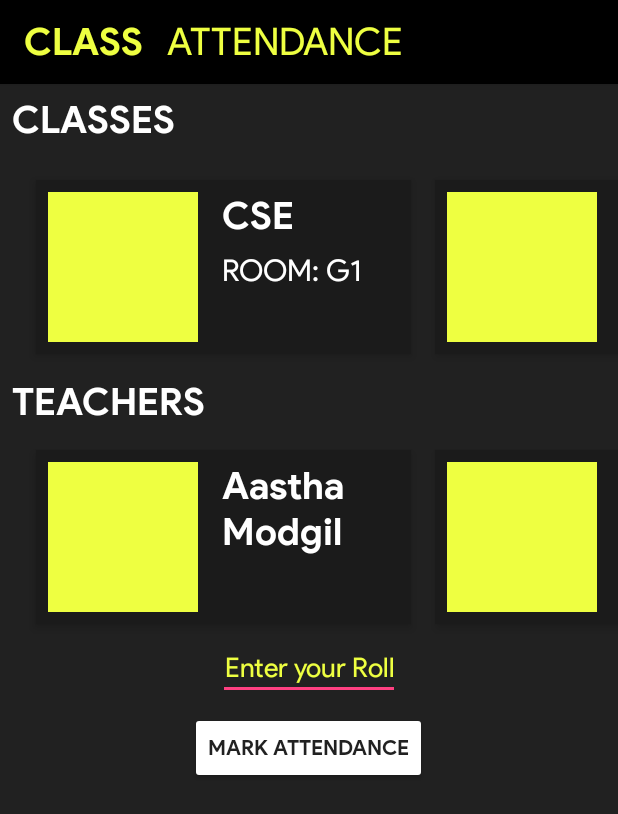
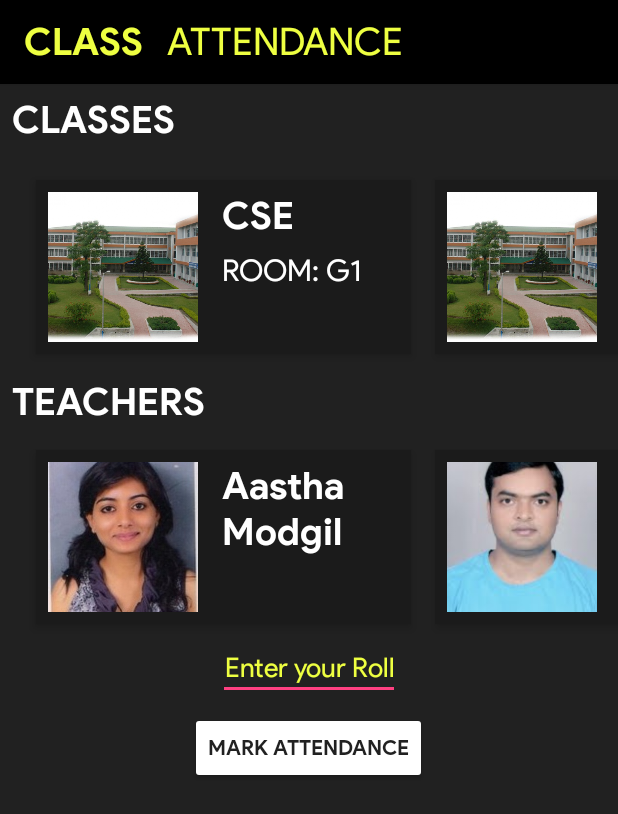
Before and after one commit to ThisIsNSH/Android-NITHub, an Android app: the AttendanceActivity screen opened directly, with no data from a screen before it, on a phone screen of 412 x 824 dp. Shown: the top 814 px of the screen. Run offline under Robolectric (Android 15) with nearby library versions, the phone set to English and light mode, and no system bars; our stand-ins replace Firebase (no records; nobody signed in at launch, a user with empty details on screens opened directly); libraries missing offline, so code that uses them is left out: com.firebase.client; 6 statements that could not run were skipped.

Commit message:
final commit

```diff
--- a/app/src/main/AndroidManifest.xml
+++ b/app/src/main/AndroidManifest.xml
@@ -25,7 +25,9 @@
         <activity android:name=".Chat" />
         <activity android:name=".Register" />
         <activity android:name=".Users" />
+        <activity android:name=".Hostelallotmentback"/>
         <activity android:name=".MainActivity">
+
 
         </activity>
         <activity android:name=".AttendanceActivity"></activity>
--- a/app/src/main/java/com/travis/myapplication/AttendanceActivity.java
+++ b/app/src/main/java/com/travis/myapplication/AttendanceActivity.java
@@ -630,4 +630,5 @@ public class AttendanceActivity extends AppCompatActivity {
         }
         return mediaFile;
     }
+
 }
--- a/app/src/main/java/com/travis/myapplication/ImagePicker.java
+++ b/app/src/main/java/com/travis/myapplication/ImagePicker.java
@@ -34,9 +34,9 @@ public class ImagePicker {
             boolean isCamera = (imageReturnedIntent == null ||
                     imageReturnedIntent.getData() == null ||
                     imageReturnedIntent.getData().equals(Uri.fromFile(imageFile)));
-            if (isCamera) {     /** CAMERA **/
+            if (isCamera) {
                 selectedImage = Uri.fromFile(imageFile);
-            } else {            /** ALBUM **/
+            } else {
                 selectedImage = imageReturnedIntent.getData();
             }
             Log.d(TAG, "selectedImage: " + selectedImage);
@@ -69,9 +69,6 @@ public class ImagePicker {
         return actuallyUsableBitmap;
     }
 
-    /**
-     * Resize to avoid using too much memory loading big images (e.g.: 2560*1920)
-     **/
     private static Bitmap getImageResized(Context context, Uri selectedImage) {
         Bitmap bm = null;
         int[] sampleSizes = new int[]{5, 3, 2, 1};
--- a/app/src/main/java/com/travis/myapplication/blocks.java
+++ b/app/src/main/java/com/travis/myapplication/blocks.java
@@ -4,10 +4,6 @@ import android.content.Intent;
 import android.os.Bundle;
 import android.support.v7.app.AppCompatActivity;
 import android.view.View;
-
-/**
- * Created by Chobarla on 3/25/2018.
- */
 
 public class blocks extends AppCompatActivity {
 
--- a/app/src/main/res/layout/activity_attendance.xml
+++ b/app/src/main/res/layout/activity_attendance.xml
@@ -87,9 +87,10 @@
                         <ImageView
                             android:id="@+id/image1_class"
                             android:layout_width="100dp"
+                            android:scaleType="centerCrop"
                             android:layout_height="100dp"
                             android:layout_margin="8dp"
-                            android:src="@color/colorPrimary" />
+                            android:src="@drawable/cse" />
 
                         <TextView
                             android:id="@+id/title1_class"
@@ -132,8 +133,9 @@
                             android:id="@+id/image2_class"
                             android:layout_width="100dp"
                             android:layout_height="100dp"
+                            android:scaleType="centerCrop"
                             android:layout_margin="8dp"
-                            android:src="@color/colorPrimary" />
+                            android:src="@drawable/cse" />
 
                         <TextView
                             android:id="@+id/title2_class"
@@ -176,7 +178,8 @@
                             android:layout_width="100dp"
                             android:layout_height="100dp"
                             android:layout_margin="8dp"
-                            android:src="@color/colorPrimary" />
+                            android:scaleType="centerCrop"
+                            android:src="@drawable/ece" />
 
                         <TextView
                             android:id="@+id/title3_class"
@@ -216,9 +219,10 @@
                         <ImageView
                             android:id="@+id/image6_class"
                             android:layout_width="100dp"
+                            android:scaleType="centerCrop"
                             android:layout_height="100dp"
                             android:layout_margin="8dp"
-                            android:src="@color/colorPrimary" />
+                            android:src="@drawable/electrical" />
 
                         <TextView
                             android:id="@+id/title6_class"
@@ -260,7 +264,8 @@
                             android:layout_width="100dp"
                             android:layout_height="100dp"
                             android:layout_margin="8dp"
-                            android:src="@color/colorPrimary" />
+                            android:scaleType="centerCrop"
+                            android:src="@drawable/ece" />
 
                         <TextView
                             android:id="@+id/title4_class"
@@ -302,6 +307,7 @@
                             android:layout_width="100dp"
                             android:layout_height="100dp"
                             android:layout_margin="8dp"
+                            android:scaleType="centerCrop"
                             android:src="@color/colorPrimary" />
 
                         <TextView
@@ -347,6 +353,7 @@
 
             <HorizontalScrollView
                 android:layout_width="wrap_content"
+
                 android:layout_height="wrap_content"
                 android:layout_marginLeft="16dp"
                 android:scrollbars="none">
@@ -370,8 +377,9 @@
                             android:id="@+id/image1_hostel"
                             android:layout_width="100dp"
                             android:layout_height="100dp"
+                            android:scaleType="centerCrop"
                             android:layout_margin="8dp"
-                            android:src="@color/colorPrimary" />
+                            android:src="@drawable/aastha" />
 
                         <TextView
                             android:id="@+id/title1_hostel"
@@ -402,7 +410,8 @@
                             android:layout_width="100dp"
                             android:layout_height="100dp"
                             android:layout_margin="8dp"
-                            android:src="@color/colorPrimary" />
+                            android:scaleType="centerCrop"
+                            android:src="@drawable/ajitsir" />
 
                         <TextView
                             android:id="@+id/title2_hostel"
@@ -433,7 +442,8 @@
                             android:layout_width="100dp"
                             android:layout_height="100dp"
                             android:layout_margin="8dp"
-                            android:src="@color/colorPrimary" />
+                            android:scaleType="centerCrop"
+                            android:src="@drawable/jaibirsir" />
 
                         <TextView
                             android:id="@+id/title3_hostel"
@@ -463,7 +473,8 @@
                             android:layout_width="100dp"
                             android:layout_height="100dp"
                             android:layout_margin="8dp"
-                            android:src="@color/colorPrimary" />
+                            android:scaleType="centerCrop"
+                            android:src="@drawable/himanshusir" />
 
                         <TextView
                             android:id="@+id/title6_hostel"
@@ -472,7 +483,7 @@
                             android:layout_margin="8dp"
                             android:layout_toRightOf="@id/image6_hostel"
                             android:fontFamily="@font/psb"
-                            android:text="Azad\nSingh"
+                            android:text="Himanshu"
                             android:textColor="#fff"
                             android:textSize="25sp" />
 
```
Also changed, not shown: app/src/main/res/drawable/aastha.jpg (added), app/src/main/res/drawable/ajitsir.jpg (added), app/src/main/res/drawable/civil.jpg (added), app/src/main/res/drawable/cse.png (added), app/src/main/res/drawable/ece.jpg (added), app/src/main/res/drawable/electrical.jpg (added), app/src/main/res/drawable/himanshusir.jpg (added), app/src/main/res/drawable/jaibirsir.jpg (added).
